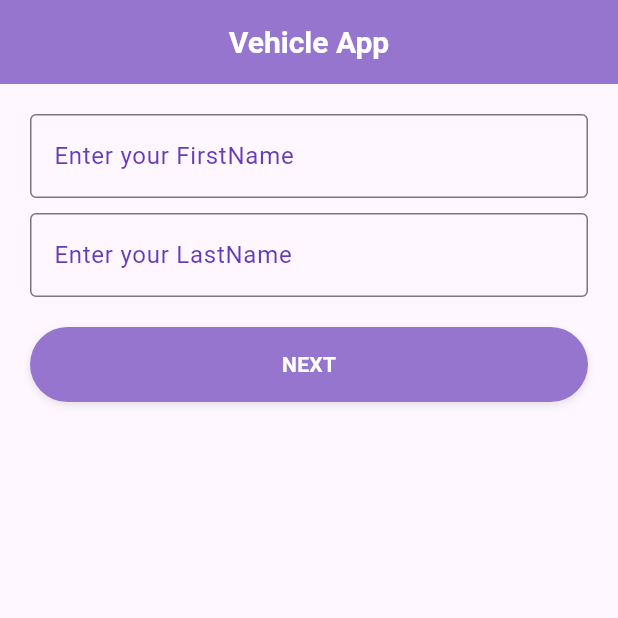
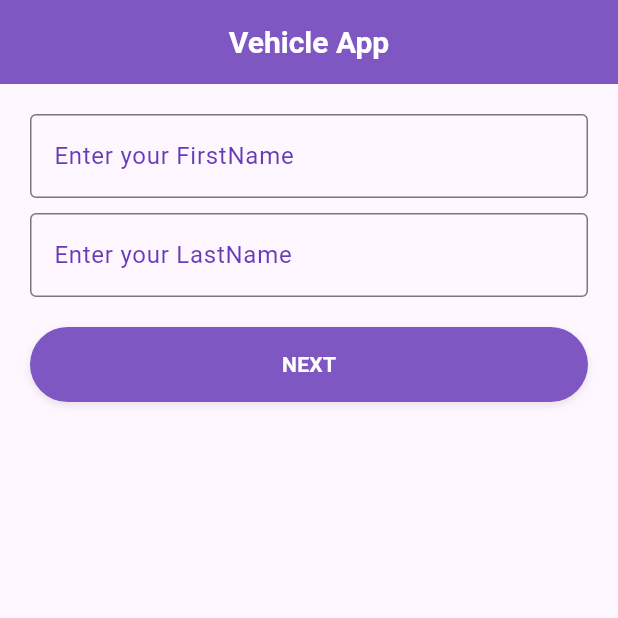
Before and after one commit to BhuvanaGanesan17/vehicleProject, a Flutter app: the screen it shows after launch, on a phone screen of 412 x 824 dp, the top half of it. Run offline on Flutter 3.47's test engine with Material 3 defaults, Android fonts, the phone set to English and light mode, and no system bars; our stand-ins replace equatable, flutter_bloc, sqflite, syncfusion_flutter_datepicker; missing offline and left inert: image_network; accounts and stored records are empty.

Commit message:
vehicle booking completed

```diff
--- /dev/null
+++ b/lib/BLOC/vehicle_booking_event.dart
@@ -0,0 +1,24 @@
+import 'package:equatable/equatable.dart';
+
+abstract class BookingEvent extends Equatable {
+  @override
+  List<Object?> get props => [];
+}
+
+class FetchBookings extends BookingEvent {
+  final String vehicleId;
+
+  FetchBookings(this.vehicleId);
+
+  @override
+  List<Object?> get props => [vehicleId];
+}
+class BookingSuccess extends BookingEvent {
+  final String message;
+  BookingSuccess({required this.message});
+}
+
+class BookingsError extends BookingEvent {
+  final String message;
+  BookingsError({required this.message});
+}
--- /dev/null
+++ b/lib/BLOC/vehicle_booking_state.dart
@@ -0,0 +1,37 @@
+import 'package:equatable/equatable.dart';
+import 'package:vehicle/model/bookings.dart';
+
+abstract class BookingState extends Equatable {
+  @override
+  List<Object?> get props => [];
+}
+
+class BookingInitial extends BookingState {}
+
+class BookingLoading extends BookingState {}
+class BookingLoaded extends BookingState {
+  final List<Data> unavailableDates;
+
+  BookingLoaded(this.unavailableDates);
+
+  @override
+  List<Object?> get props => [unavailableDates];
+}
+
+class BookingError extends BookingState {
+  final String message;
+
+  BookingError(this.message);
+
+  @override
+  List<Object?> get props => [message];
+}
+class BookingSuccessState extends BookingState {
+  final String message;
+  BookingSuccessState({required this.message});
+}
+
+class BookingErrorState extends BookingState {
+  final String message;
+  BookingErrorState({required this.message});
+}
--- a/lib/main.dart
+++ b/lib/main.dart
@@ -3,6 +3,7 @@ import 'package:flutter_bloc/flutter_bloc.dart';
 import 'package:vehicle/screens/name_screen.dart';
 
 import 'ApiService/api_services.dart';
+import 'BLOC/vehicle_booking_bloc.dart';
 import 'BLOC/vehicle_model_bloc.dart';
 import 'BLOC/vehicle_type_bloc.dart';
 import 'BLOC/vehicle_type_event.dart';
@@ -22,6 +23,8 @@ class MyApp extends StatelessWidget {
         ),
         BlocProvider(
           create: (context) => VehicleModelBloc(apiService: ApiService()),
+        ), BlocProvider(
+          create: (context) => BookingBloc(apiService: ApiService()),
         ),
       ],
       child: MaterialApp(
--- a/lib/screens/name_screen.dart
+++ b/lib/screens/name_screen.dart
@@ -63,7 +63,7 @@ class NameFormScreenState extends State<NameFormScreen> {
   Widget build(BuildContext context) {
     return Scaffold(
       appBar: AppBar(
-        backgroundColor: Colors.deepPurple.shade300,
+        backgroundColor: Colors.deepPurple.shade400,
         title: Text(
           "Vehicle App",
           style: TextStyle(
@@ -142,7 +142,7 @@ class NameFormScreenState extends State<NameFormScreen> {
         height: 50,
         alignment: Alignment.center,
         decoration: BoxDecoration(
-          color: Colors.deepPurple.shade300, // Button background color
+          color: Colors.deepPurple.shade400, // Button background color
           borderRadius: BorderRadius.circular(25), // Adjust the radius as needed
           boxShadow: [
             BoxShadow(
@@ -189,7 +189,7 @@ class CustomTextField extends StatelessWidget {
         labelText: fieldName,
         border: const OutlineInputBorder(),
         focusedBorder: OutlineInputBorder(
-          borderSide: BorderSide(color: Colors.deepPurple.shade300),
+          borderSide: BorderSide(color: Colors.deepPurple.shade400),
         ),
         labelStyle: const TextStyle(color: Colors.deepPurple),
       ),
--- a/lib/screens/numberof_wheel_screen.dart
+++ b/lib/screens/numberof_wheel_screen.dart
@@ -15,7 +15,7 @@ class NumberOfWheelScreen extends StatelessWidget {
   Widget build(BuildContext context) {
     return Scaffold(
       appBar: AppBar(
-        backgroundColor: Colors.deepPurple.shade300,
+        backgroundColor: Colors.deepPurple.shade400,
         title: Text(
           "Vehicle App",
           style: TextStyle(
@@ -52,7 +52,7 @@ class NumberOfWheelScreen extends StatelessWidget {
                       margin: const EdgeInsets.symmetric(horizontal: 16, vertical: 8),
                       decoration: BoxDecoration(
                         border: Border.all(
-                          color: isSelected ? Colors.deepPurple.shade300 : Colors.black12,
+                          color: isSelected ? Colors.deepPurple.shade400 : Colors.black12,
                           width: 2,
                         ),
                         borderRadius: BorderRadius.circular(8),
@@ -136,7 +136,7 @@ class NumberOfWheelScreen extends StatelessWidget {
         height: 50,
         alignment: Alignment.center,
         decoration: BoxDecoration(
-          color: Colors.deepPurple.shade300,
+          color: Colors.deepPurple.shade400,
           borderRadius: BorderRadius.circular(25),
           boxShadow: [
             BoxShadow(
--- a/lib/screens/vehicle_type_screen.dart
+++ b/lib/screens/vehicle_type_screen.dart
@@ -19,7 +19,7 @@ class VehicleTypeScreen extends StatelessWidget {
   Widget build(BuildContext context) {
     return Scaffold(
       appBar: AppBar(
-        backgroundColor: Colors.deepPurple.shade300,
+        backgroundColor: Colors.deepPurple.shade400,
         title: Text(
           "Vehicle App",
           style: TextStyle(
@@ -55,7 +55,7 @@ class VehicleTypeScreen extends StatelessWidget {
                       margin: const EdgeInsets.symmetric(horizontal: 16, vertical: 8),
                       decoration: BoxDecoration(
                         border: Border.all(
-                          color: isSelected ? Colors.deepPurple.shade300 : Colors.black12,
+                          color: isSelected ? Colors.deepPurple.shade400 : Colors.black12,
                           width: 2,
                         ),
                         borderRadius: BorderRadius.circular(8),
@@ -135,7 +135,7 @@ class VehicleTypeScreen extends StatelessWidget {
         height: 50,
         alignment: Alignment.center,
         decoration: BoxDecoration(
-          color: Colors.deepPurple.shade300,
+          color: Colors.deepPurple.shade400,
           borderRadius: BorderRadius.circular(25),
           boxShadow: [
             BoxShadow(
--- a/pubspec.yaml
+++ b/pubspec.yaml
@@ -40,6 +40,8 @@ dependencies:
   flutter_bloc: ^8.1.6
   equatable: ^2.0.7
   image_network: ^2.6.0
+  intl: ^0.20.1
+  syncfusion_flutter_datepicker: ^28.1.38
 
 dev_dependencies:
   flutter_test:
```
Also changed, not shown: lib/BLOC/vehicle_booking_bloc.dart (added, +34 -0 lines), lib/screens/BookingScreen.dart (added, +214 -0 lines), lib/screens/ModelScreen.dart (+12 -6 lines), pubspec.lock.
